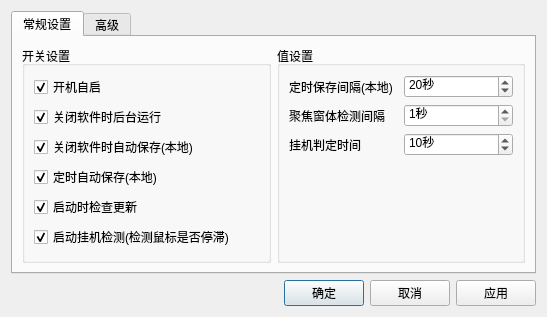
Qt form qsenior-timer/settingsdlg.ui (fuyouawa/qsenior-timer) before a commit.
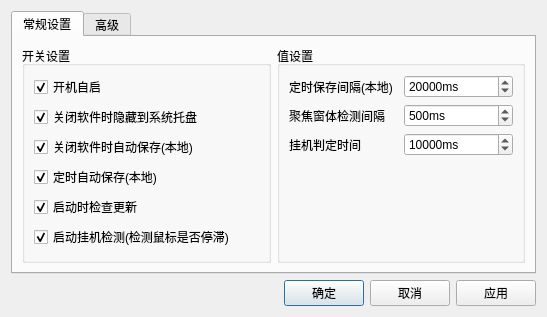
The same form after that commit.

```diff
--- a/qsenior-timer/settingsdlg.ui
+++ b/qsenior-timer/settingsdlg.ui
@@ -46,7 +46,7 @@
           <item>
            <widget class="QCheckBox" name="chk_run_in_bg">
             <property name="text">
-             <string>关闭软件时后台运行</string>
+             <string>关闭软件时隐藏到系统托盘</string>
             </property>
             <property name="checked">
              <bool>true</bool>
@@ -127,16 +127,16 @@
             <item>
              <widget class="QSpinBox" name="edit_auto_save_local_inter">
               <property name="suffix">
-               <string>秒</string>
+               <string>ms</string>
               </property>
               <property name="minimum">
-               <number>10</number>
+               <number>1000</number>
               </property>
               <property name="maximum">
-               <number>9999</number>
+               <number>1145141919</number>
               </property>
               <property name="value">
-               <number>20</number>
+               <number>20000</number>
               </property>
              </widget>
             </item>
@@ -154,16 +154,16 @@
             <item>
              <widget class="QSpinBox" name="edit_scan_forces_inter">
               <property name="suffix">
-               <string>秒</string>
+               <string>ms</string>
               </property>
               <property name="minimum">
-               <number>1</number>
+               <number>100</number>
               </property>
               <property name="maximum">
-               <number>9999</number>
+               <number>1145141919</number>
               </property>
               <property name="value">
-               <number>1</number>
+               <number>500</number>
               </property>
              </widget>
             </item>
@@ -181,16 +181,16 @@
             <item>
              <widget class="QSpinBox" name="edit_hang_up_judge">
               <property name="suffix">
-               <string>秒</string>
+               <string>ms</string>
               </property>
               <property name="minimum">
-               <number>1</number>
+               <number>100</number>
               </property>
               <property name="maximum">
-               <number>9999</number>
+               <number>1145141919</number>
               </property>
               <property name="value">
-               <number>10</number>
+               <number>10000</number>
               </property>
              </widget>
             </item>
```
Left out of the diff: 4 changed lines with no effect on the pictures.
